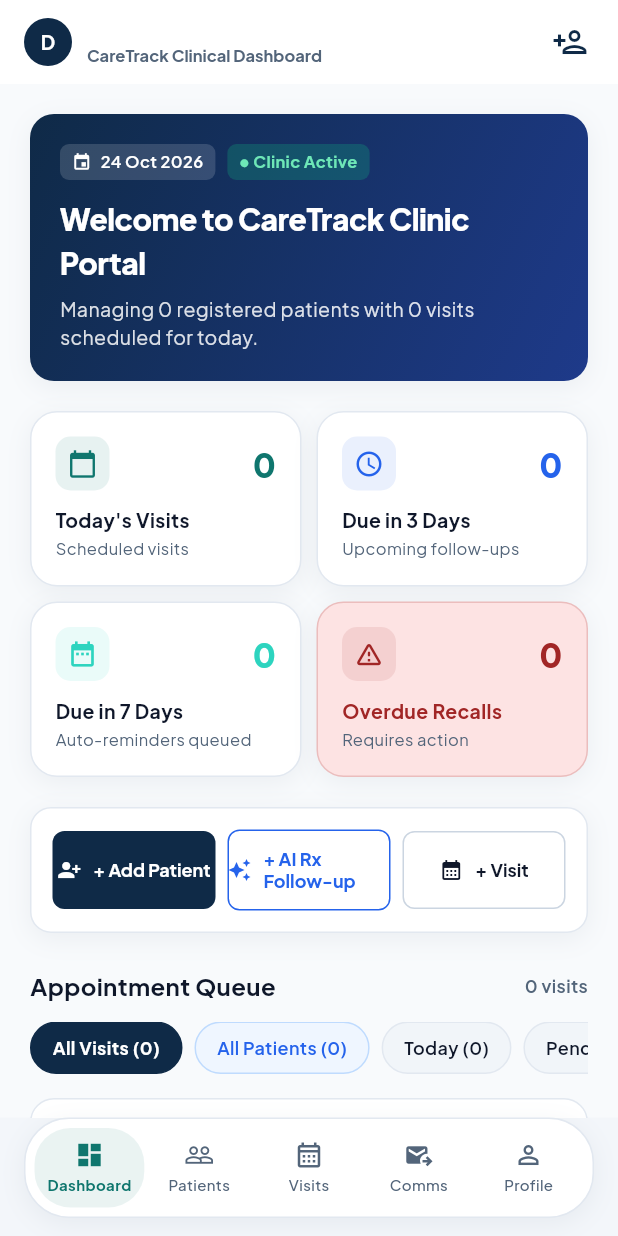
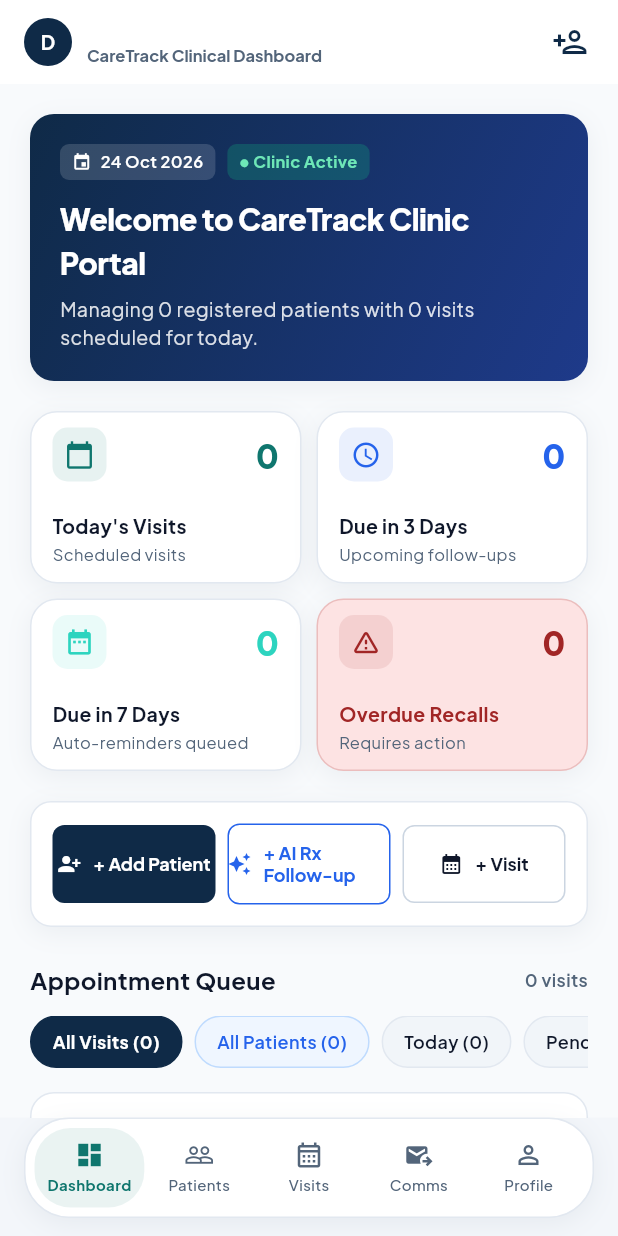
Before and after one commit to jayy1506/caretrack, a Flutter app: the screen it shows once a user with an empty profile is signed in, on a phone screen of 412 x 824 dp. Run offline on Flutter 3.47's test engine with Material 3 defaults, Android fonts, the phone set to English and light mode, and no system bars; our stand-ins replace connectivity_plus, file_picker, google_fonts, supabase_flutter; missing offline and left inert: dart:html; accounts and stored records are empty.

Commit message:
fix(layout): fix counter tile vertical constraints and hit-testing on web

```diff
--- a/caretrack_app/lib/screens/doctor/doctor_dashboard_screen.dart
+++ b/caretrack_app/lib/screens/doctor/doctor_dashboard_screen.dart
@@ -366,6 +366,7 @@ class _DoctorDashboardScreenState extends State<DoctorDashboardScreen> {
 
     if (isDesktop) {
       return Row(
+        crossAxisAlignment: CrossAxisAlignment.start,
         children: tiles.map((t) => Expanded(child: Padding(padding: const EdgeInsets.symmetric(horizontal: 5), child: t))).toList(),
       );
     }
--- a/caretrack_app/lib/widgets/counter_tile.dart
+++ b/caretrack_app/lib/widgets/counter_tile.dart
@@ -32,7 +32,8 @@ class CounterTile extends StatelessWidget {
       onTap: onTap,
       borderRadius: BorderRadius.circular(18),
       child: Container(
-        padding: const EdgeInsets.all(16),
+        height: 115,
+        padding: const EdgeInsets.symmetric(horizontal: 14, vertical: 10),
         decoration: BoxDecoration(
           color: effectiveBg,
           borderRadius: BorderRadius.circular(18),
```
